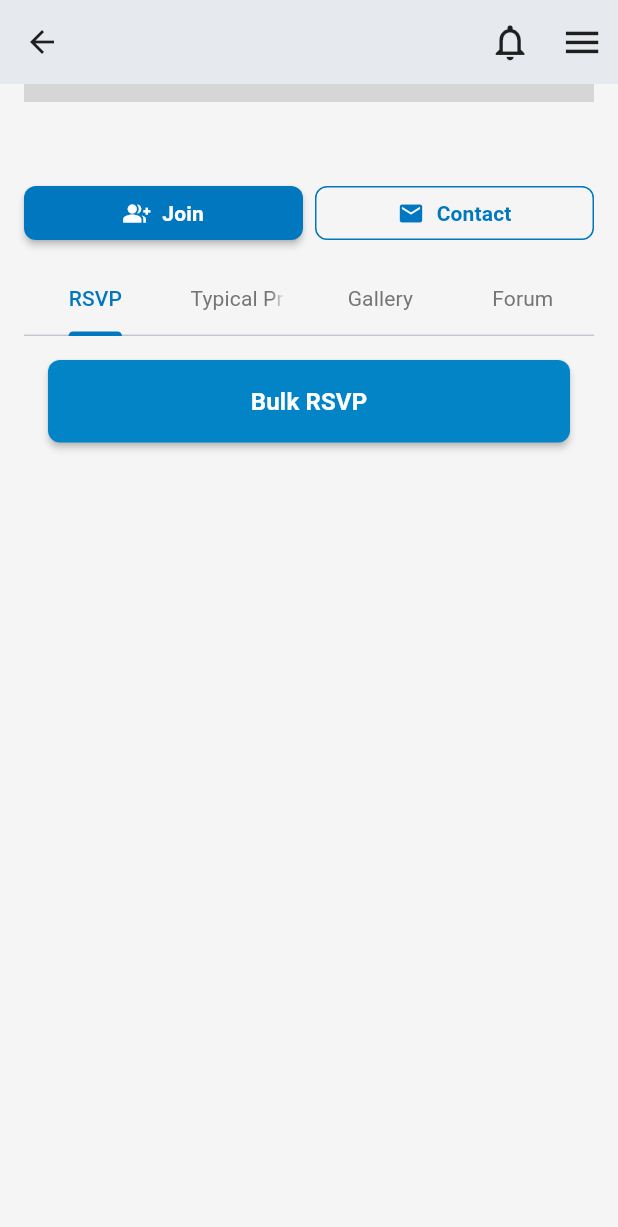
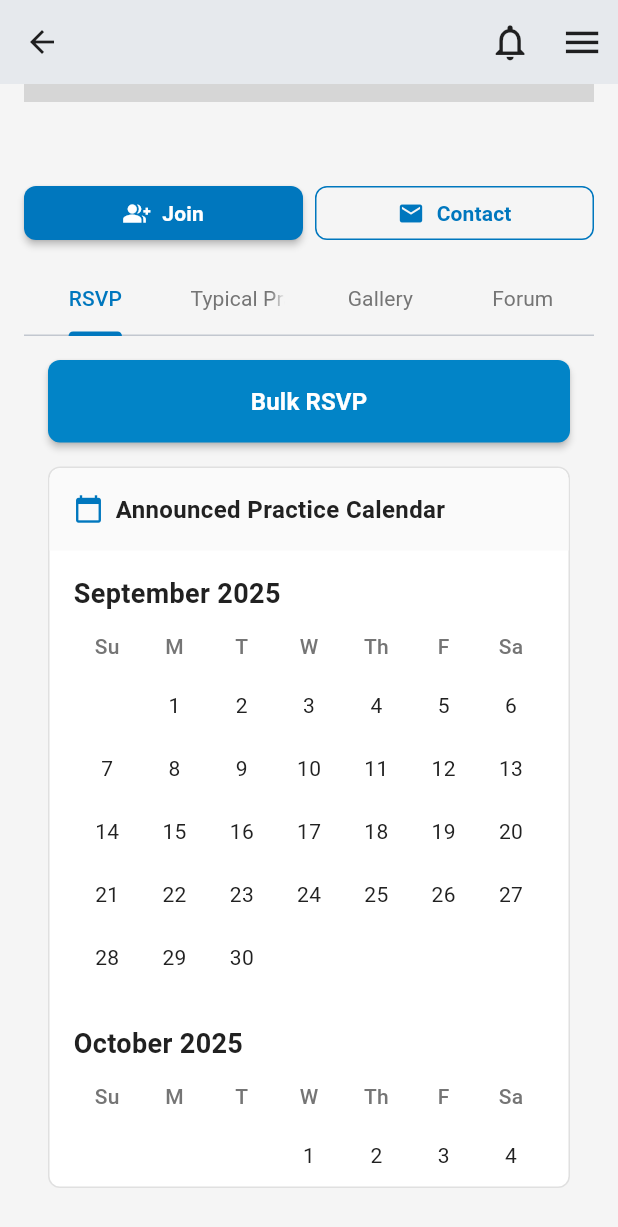
Before and after one commit to AtlantisSports/UWHPortal-Clubs, a Flutter app: the ClubDetailScreen screen opened directly with empty values, scrolled down 190 dp, on a phone screen of 412 x 824 dp. Shown: the top 1227 px of the screen. Run offline on Flutter 3.47's test engine with Material 3 defaults, Android fonts, the phone set to English and light mode, and no system bars; our stand-ins replace get_it; network calls fail; project files that could hold a hidden picture were left out; grey boxes are pictures that could not be loaded.

Commit message:
Add Announced Practice Calendar to RSVP tab
- Created calendar_widget.dart with traditional month grid layout
- Integrated calendar into RSVP tab below Bulk RSVP button
- Shows September-November 2025 with scrollable content
- Maintains existing sticky tab bar functionality
- Updated title to 'Announced Practice Calendar'

```diff
--- /dev/null
+++ b/lib/base/widgets/calendar_widget.dart
@@ -0,0 +1,155 @@
+/// Calendar widget for displaying practice schedules
+library;
+
+import 'package:flutter/material.dart';
+import '../../core/constants/app_constants.dart';
+
+class PracticeCalendar extends StatelessWidget {
+  const PracticeCalendar({super.key});
+
+  @override
+  Widget build(BuildContext context) {
+    return Container(
+      decoration: BoxDecoration(
+        color: Colors.white,
+        borderRadius: BorderRadius.circular(8),
+        border: Border.all(color: Colors.grey[300]!),
+      ),
+      child: Column(
+        children: [
+          // Calendar header
+          Container(
+            padding: const EdgeInsets.all(16),
+            decoration: BoxDecoration(
+              color: Colors.grey[50],
+              borderRadius: const BorderRadius.only(
+                topLeft: Radius.circular(8),
+                topRight: Radius.circular(8),
+              ),
+            ),
+            child: const Row(
+              children: [
+                Icon(Icons.calendar_today, color: AppColors.primary, size: 20),
+                SizedBox(width: 8),
+                Text(
+                  'Announced Practice Calendar',
+                  style: TextStyle(
+                    fontSize: 16,
+                    fontWeight: FontWeight.w600,
+                    color: AppColors.textPrimary,
+                  ),
+                ),
+              ],
+            ),
+          ),
+
+          // Scrollable calendar content
+          Expanded(
+            child: SingleChildScrollView(
+              padding: const EdgeInsets.all(16),
+              child: Column(
+                children: [
+                  _buildMonth('September 2025', DateTime(2025, 9, 1)),
+                  const SizedBox(height: 24),
+                  _buildMonth('October 2025', DateTime(2025, 10, 1)),
+                  const SizedBox(height: 24),
+                  _buildMonth('November 2025', DateTime(2025, 11, 1)),
+                ],
+              ),
+            ),
+          ),
+        ],
+      ),
+    );
+  }
+
+  Widget _buildMonth(String monthName, DateTime firstDay) {
+    return Column(
+      crossAxisAlignment: CrossAxisAlignment.start,
+      children: [
+        // Month name
+        Text(
+          monthName,
+          style: const TextStyle(
+            fontSize: 18,
+            fontWeight: FontWeight.bold,
+            color: AppColors.textPrimary,
+          ),
+        ),
+        const SizedBox(height: 12),
+
+        // Days of week header
+        Row(
+          children: ['Su', 'M', 'T', 'W', 'Th', 'F', 'Sa']
+              .map((day) => Expanded(
+                    child: Center(
+                      child: Text(
+                        day,
+                        style: TextStyle(
+                          fontSize: 14,
+                          fontWeight: FontWeight.w500,
+                          color: Colors.grey[600],
+                        ),
+                      ),
+                    ),
+                  ))
+              .toList(),
+        ),
+        const SizedBox(height: 8),
+
+        // Calendar grid
+        _buildCalendarGrid(firstDay),
+      ],
+    );
+  }
+
+  Widget _buildCalendarGrid(DateTime firstDay) {
+    final daysInMonth = DateTime(firstDay.year, firstDay.month + 1, 0).day;
+    final firstWeekday = firstDay.weekday % 7; // Convert to 0-6 where 0 is Sunday
+
+    final weeks = <Widget>[];
+    var currentWeek = <Widget>[];
+
+    // Add empty cells for days before the first day of the month
+    for (int i = 0; i < firstWeekday; i++) {
+      currentWeek.add(const Expanded(child: SizedBox(height: 40)));
+    }
+
+    // Add days of the month
+    for (int day = 1; day <= daysInMonth; day++) {
+      currentWeek.add(
+        Expanded(
+          child: Container(
+            height: 40,
+            margin: const EdgeInsets.all(1),
+            child: Center(
+              child: Text(
+                day.toString(),
+                style: const TextStyle(
+                  fontSize: 14,
+                  color: AppColors.textPrimary,
+                ),
+              ),
+            ),
+          ),
+        ),
+      );
+
+      // If we've filled a week (7 days), start a new week
+      if (currentWeek.length == 7) {
+        weeks.add(Row(children: currentWeek));
+        currentWeek = <Widget>[];
+      }
+    }
+
+    // Fill the last week with empty cells if needed
+    while (currentWeek.length < 7) {
+      currentWeek.add(const Expanded(child: SizedBox(height: 40)));
+    }
+    if (currentWeek.isNotEmpty) {
+      weeks.add(Row(children: currentWeek));
+    }
+
+    return Column(children: weeks);
+  }
+}
--- a/lib/features/clubs/club_detail_screen.dart
+++ b/lib/features/clubs/club_detail_screen.dart
@@ -10,6 +10,7 @@ import '../../core/providers/rsvp_provider.dart';
 import '../../base/widgets/buttons.dart';
 import '../../base/widgets/rsvp_components.dart';
 import '../../base/widgets/phone_modal_utils.dart';
+import '../../base/widgets/calendar_widget.dart';
 import '../../core/utils/responsive_helper.dart';
 // ...existing code...
 
@@ -441,7 +442,6 @@ class _ClubDetailScreenState extends State<ClubDetailScreen>
   Widget _buildRSVPTab(BuildContext context) {
     return Padding(
       padding: const EdgeInsets.all(16.0),
-      child: SingleChildScrollView(
       child: Column(
         crossAxisAlignment: CrossAxisAlignment.start,
         children: [
@@ -470,8 +470,14 @@ class _ClubDetailScreenState extends State<ClubDetailScreen>
               ),
             ),
           ),
+
+          const SizedBox(height: 16),
+
+          // Practice Calendar
+          const Expanded(
+            child: PracticeCalendar(),
+          ),
         ],
-        ),
       ),
     );
   }
```
Lines whose indentation alone changed are shown as unchanged.
